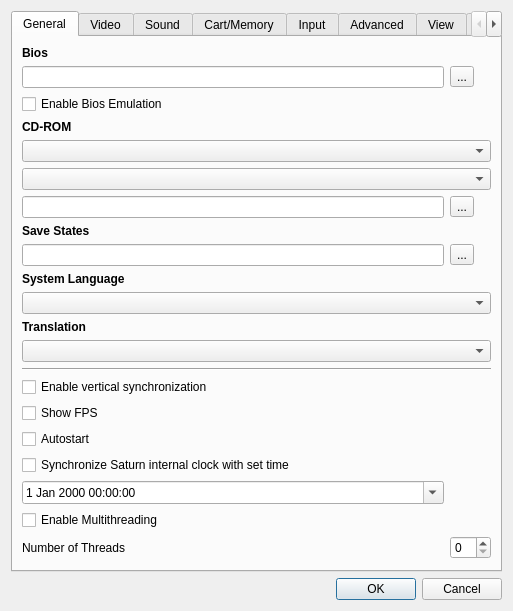
Old version of the form yabause/src/port/qt/ui/UISettings.ui in the repository rob-ack/yabause.
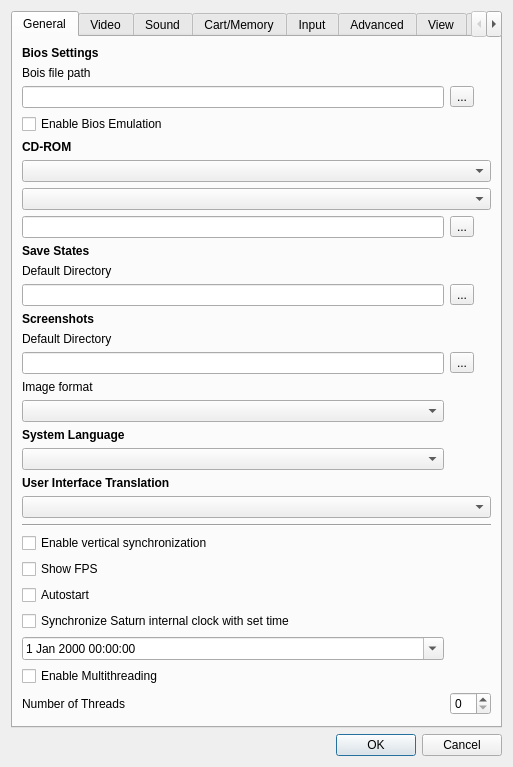
New version of the form. Custom widgets are drawn as their Qt base class.

Commit message: fix #5 change: -screenshot path option, screenshot file format option and default screenshot path. -do not prompt on every screenshot

Patch:
```diff
--- a/yabause/src/port/qt/ui/UISettings.ui
+++ b/yabause/src/port/qt/ui/UISettings.ui
@@ -7,7 +7,7 @@
     <x>0</x>
     <y>0</y>
     <width>513</width>
-    <height>523</height>
+    <height>723</height>
    </rect>
   </property>
   <property name="windowTitle">
@@ -24,73 +24,63 @@
        <string>General</string>
       </attribute>
       <layout class="QGridLayout" name="gridLayout1">
-       <item row="21" column="0">
-        <widget class="QCheckBox" name="cbEnableMultiThreading">
+       <item row="8" column="1">
+        <widget class="QToolButton" name="tbCdRom">
          <property name="text">
-          <string>Enable Multithreading</string>
+          <string>...</string>
          </property>
         </widget>
        </item>
-       <item row="19" column="0">
-        <widget class="QCheckBox" name="cbClockSync">
-         <property name="text">
-          <string>Synchronize Saturn internal clock with set time</string>
-         </property>
-        </widget>
+       <item row="11" column="0">
+        <widget class="QLineEdit" name="leSaveStates"/>
        </item>
-       <item row="23" column="0">
-        <spacer>
-         <property name="orientation">
-          <enum>Qt::Vertical</enum>
-         </property>
-         <property name="sizeHint" stdset="0">
-          <size>
-           <width>20</width>
-           <height>2</height>
-          </size>
-         </property>
-        </spacer>
-       </item>
-       <item row="1" column="0">
+       <item row="2" column="0">
         <widget class="QLineEdit" name="leBios"/>
        </item>
-       <item row="1" column="1">
-        <widget class="QToolButton" name="tbBios">
-         <property name="text">
-          <string>...</string>
-         </property>
-        </widget>
-       </item>
-       <item row="4" column="0" colspan="2">
-        <widget class="QLabel" name="lCdRom">
-         <property name="font">
-          <font>
-           <weight>75</weight>
-           <bold>true</bold>
-          </font>
-         </property>
-         <property name="text">
-          <string>CD-ROM</string>
-         </property>
-         <property name="textFormat">
-          <enum>Qt::PlainText</enum>
-         </property>
-        </widget>
-       </item>
-       <item row="5" column="0" colspan="2">
+       <item row="6" column="0" colspan="2">
         <widget class="QComboBox" name="cbCdRom"/>
        </item>
-       <item row="7" column="0">
+       <item row="13" column="0">
+        <widget class="QLabel" name="label_3">
+         <property name="text">
+          <string>Default Directory</string>
+         </property>
+        </widget>
+       </item>
+       <item row="25" column="0" colspan="2">
+        <widget class="QLabel" name="lTranslation">
+         <property name="font">
+          <font>
+           <weight>75</weight>
+           <bold>true</bold>
+          </font>
+         </property>
+         <property name="text">
+          <string>User Interface Translation</string>
+         </property>
+         <property name="textFormat">
+          <enum>Qt::PlainText</enum>
+         </property>
+        </widget>
+       </item>
+       <item row="8" column="0">
         <widget class="QLineEdit" name="leCdRom"/>
        </item>
-       <item row="7" column="1">
-        <widget class="QToolButton" name="tbCdRom">
-         <property name="text">
-          <string>...</string>
+       <item row="27" column="0" colspan="2">
+        <widget class="Line" name="line">
+         <property name="orientation">
+          <enum>Qt::Horizontal</enum>
          </property>
         </widget>
        </item>
-       <item row="8" column="0" colspan="2">
+       <item row="33" column="0">
+        <widget class="QDateTimeEdit" name="dteBaseTime">
+         <property name="calendarPopup">
+          <bool>true</bool>
+         </property>
+        </widget>
+       </item>
+       <item row="9" column="0" colspan="2">
         <widget class="QLabel" name="lSaveStates">
          <property name="font">
           <font>
@@ -106,81 +96,15 @@
          </property>
         </widget>
        </item>
-       <item row="9" column="0">
-        <widget class="QLineEdit" name="leSaveStates"/>
-       </item>
-       <item row="9" column="1">
-        <widget class="QToolButton" name="tbSaveStates">
-         <property name="text">
-          <string>...</string>
-         </property>
-        </widget>
-       </item>
-       <item row="10" column="0" colspan="2">
-	<widget class="QLabel" name="lSysLanguageID">
-         <property name="font">
-          <font>
-           <weight>75</weight>
-           <bold>true</bold>
-          </font>
-         </property>
-         <property name="text">
-          <string>System Language</string>
-         </property>
-         <property name="textFormat">
-          <enum>Qt::PlainText</enum>
-         </property>
-        </widget>
-       </item>
-       <item row="11" column="0" colspan="2">
-        <widget class="QComboBox" name="cbSysLanguageID"/>
-       </item>
-       <item row="12" column="0" colspan="2">
-        <widget class="QLabel" name="lTranslation">
-         <property name="font">
-          <font>
-           <weight>75</weight>
-           <bold>true</bold>
-          </font>
-         </property>
-         <property name="text">
-          <string>Translation</string>
-         </property>
-         <property name="textFormat">
-          <enum>Qt::PlainText</enum>
-         </property>
-        </widget>
-       </item>
-       <item row="14" column="0" colspan="2">
-        <widget class="Line" name="line">
-         <property name="orientation">
-          <enum>Qt::Horizontal</enum>
-         </property>
-        </widget>
-       </item>
-       <item row="15" column="0" colspan="2">
-        <widget class="QCheckBox" name="cbEnableVSync">
-         <property name="text">
-          <string>Enable vertical synchronization</string>
-         </property>
-        </widget>
-       </item>
-       <item row="16" column="0" colspan="2">
-        <widget class="QCheckBox" name="cbShowFPS">
-         <property name="text">
-          <string>Show FPS</string>
-         </property>
-        </widget>
-       </item>
-       <item row="17" column="0" colspan="2">
+       <item row="30" column="0" colspan="2">
         <widget class="QCheckBox" name="cbAutostart">
          <property name="text">
           <string>Autostart</string>
          </property>
         </widget>
        </item>
-       <item row="0" column="0" colspan="2">
-        <widget class="QLabel" name="lBios">
+       <item row="12" column="0">
+        <widget class="QLabel" name="lScreenshots">
          <property name="font">
           <font>
            <weight>75</weight>
@@ -188,14 +112,14 @@
           </font>
          </property>
          <property name="text">
-          <string>Bios</string>
+          <string>Screenshots</string>
          </property>
          <property name="textFormat">
           <enum>Qt::PlainText</enum>
          </property>
         </widget>
        </item>
-       <item row="6" column="0" colspan="2">
+       <item row="7" column="0" colspan="2">
         <widget class="QComboBox" name="cbCdDrive">
          <property name="sizePolicy">
           <sizepolicy hsizetype="Minimum" vsizetype="Fixed">
@@ -205,33 +129,166 @@
          </property>
         </widget>
        </item>
-       <item row="13" column="0" colspan="2">
-        <widget class="QComboBox" name="cbTranslation"/>
+       <item row="32" column="0">
+        <widget class="QCheckBox" name="cbClockSync">
+         <property name="text">
+          <string>Synchronize Saturn internal clock with set time</string>
+         </property>
+        </widget>
        </item>
-       <item row="20" column="0">
-        <widget class="QDateTimeEdit" name="dteBaseTime">
-         <property name="calendarPopup">
-          <bool>true</bool>
+       <item row="2" column="1">
+        <widget class="QToolButton" name="tbBios">
+         <property name="text">
+          <string>...</string>
          </property>
         </widget>
        </item>
-       <item row="22" column="0">
+       <item row="1" column="0">
+        <widget class="QLabel" name="label">
+         <property name="text">
+          <string>Bois file path</string>
+         </property>
+        </widget>
+       </item>
+       <item row="35" column="1">
+        <widget class="QSpinBox" name="sbNumberOfThreads"/>
+       </item>
+       <item row="0" column="0" colspan="2">
+        <widget class="QLabel" name="lBios">
+         <property name="font">
+          <font>
+           <weight>75</weight>
+           <bold>true</bold>
+          </font>
+         </property>
+         <property name="text">
+          <string>Bios Settings</string>
+         </property>
+         <property name="textFormat">
+          <enum>Qt::PlainText</enum>
+         </property>
+        </widget>
+       </item>
+       <item row="18" column="0" colspan="2">
+        <widget class="QLabel" name="lSysLanguageID">
+         <property name="font">
+          <font>
+           <weight>75</weight>
+           <bold>true</bold>
+          </font>
+         </property>
+         <property name="text">
+          <string>System Language</string>
+         </property>
+         <property name="textFormat">
+          <enum>Qt::PlainText</enum>
+         </property>
+        </widget>
+       </item>
+       <item row="10" column="0">
+        <widget class="QLabel" name="label_4">
+         <property name="text">
+          <string>Default Directory</string>
+         </property>
+        </widget>
+       </item>
+       <item row="35" column="0">
         <widget class="QLabel" name="label_2">
          <property name="text">
           <string>Number of Threads</string>
          </property>
         </widget>
        </item>
-       <item row="22" column="1">
-        <widget class="QSpinBox" name="sbNumberOfThreads"/>
+       <item row="14" column="1">
+        <widget class="QToolButton" name="tbScreenshots">
+         <property name="text">
+          <string>...</string>
+         </property>
+        </widget>
        </item>
-       <item row="2" column="0">
+       <item row="5" column="0" colspan="2">
+        <widget class="QLabel" name="lCdRom">
+         <property name="font">
+          <font>
+           <weight>75</weight>
+           <bold>true</bold>
+          </font>
+         </property>
+         <property name="text">
+          <string>CD-ROM</string>
+         </property>
+         <property name="textFormat">
+          <enum>Qt::PlainText</enum>
+         </property>
+        </widget>
+       </item>
+       <item row="14" column="0">
+        <widget class="QLineEdit" name="leScreenshots"/>
+       </item>
+       <item row="24" column="0">
+        <widget class="QComboBox" name="cbSysLanguageID"/>
+       </item>
+       <item row="3" column="0">
         <widget class="QCheckBox" name="cbEnableBiosEmulation">
          <property name="text">
           <string>Enable Bios Emulation</string>
          </property>
         </widget>
        </item>
+       <item row="34" column="0">
+        <widget class="QCheckBox" name="cbEnableMultiThreading">
+         <property name="text">
+          <string>Enable Multithreading</string>
+         </property>
+        </widget>
+       </item>
+       <item row="26" column="0" colspan="2">
+        <widget class="QComboBox" name="cbTranslation"/>
+       </item>
+       <item row="29" column="0" colspan="2">
+        <widget class="QCheckBox" name="cbShowFPS">
+         <property name="text">
+          <string>Show FPS</string>
+         </property>
+        </widget>
+       </item>
+       <item row="15" column="0">
+        <widget class="QLabel" name="label_5">
+         <property name="text">
+          <string>Image format</string>
+         </property>
+        </widget>
+       </item>
+       <item row="11" column="1">
+        <widget class="QToolButton" name="tbSaveStates">
+         <property name="text">
+          <string>...</string>
+         </property>
+        </widget>
+       </item>
+       <item row="28" column="0" colspan="2">
+        <widget class="QCheckBox" name="cbEnableVSync">
+         <property name="text">
+          <string>Enable vertical synchronization</string>
+         </property>
+        </widget>
+       </item>
+       <item row="36" column="0">
+        <spacer>
+         <property name="orientation">
+          <enum>Qt::Vertical</enum>
+         </property>
+         <property name="sizeHint" stdset="0">
+          <size>
+           <width>20</width>
+           <height>2</height>
+          </size>
+         </property>
+        </spacer>
+       </item>
+       <item row="16" column="0">
+        <widget class="QComboBox" name="cbScreenshotImageFormat"/>
+       </item>
       </layout>
      </widget>
      <widget class="QWidget" name="wVideo">
```
Left out of the diff: 509 changed lines with no effect on the pictures. The commit also changes 3 other files.
